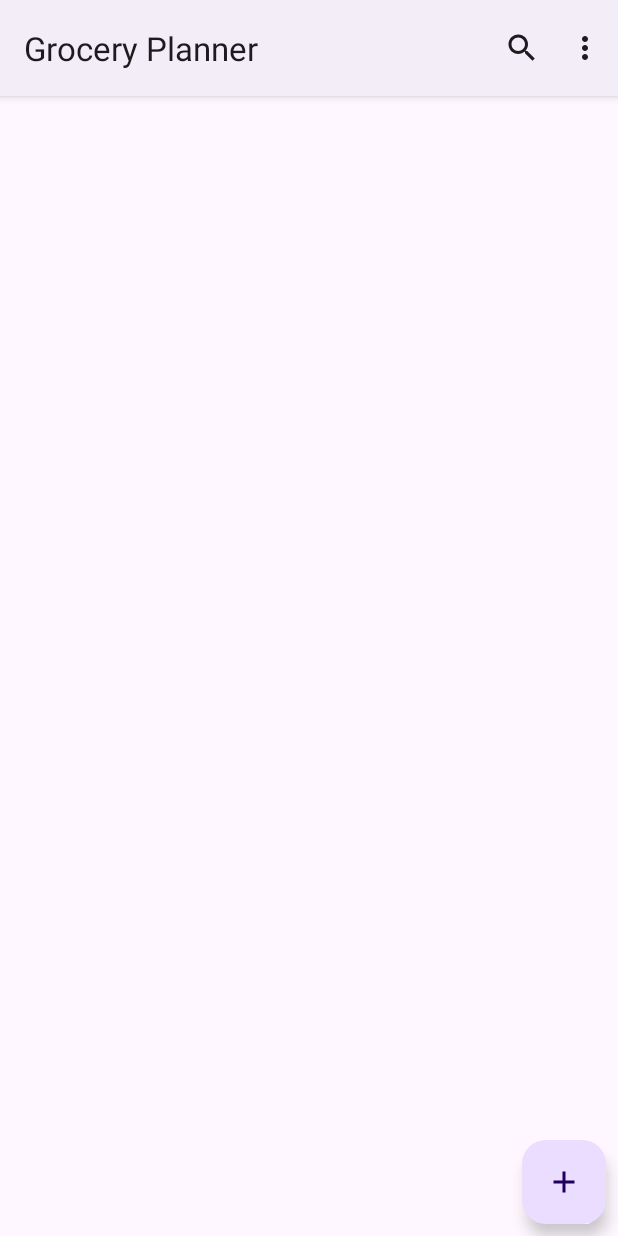
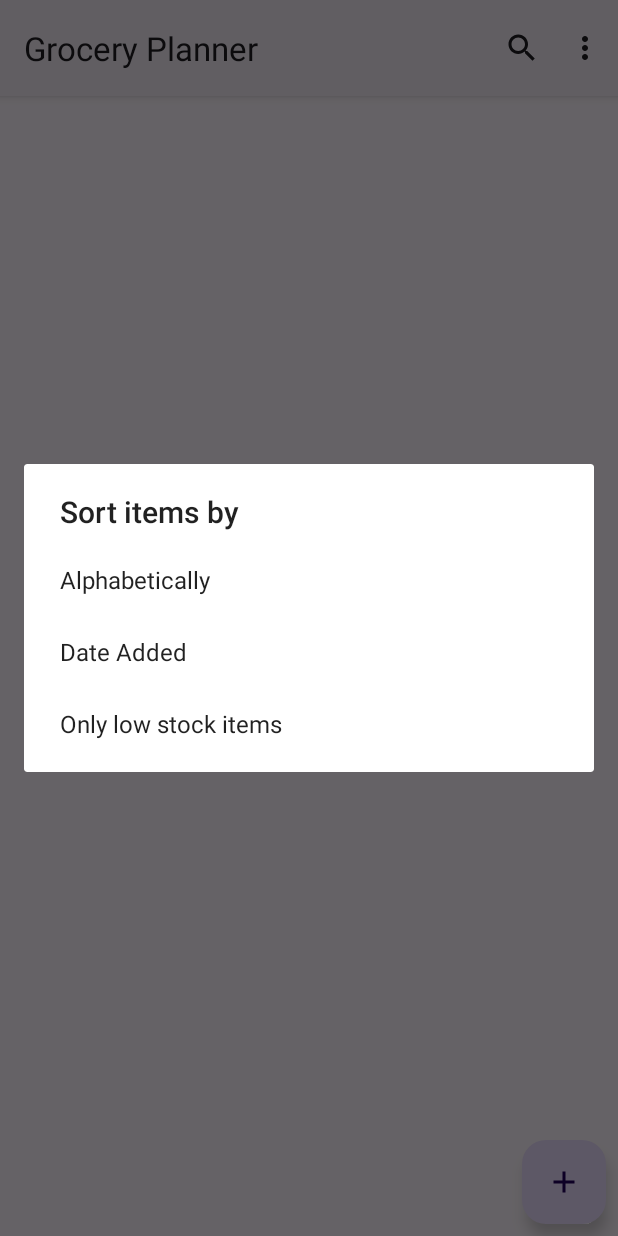
Before and after one commit to joshiashish191/Grocery_Planner, an Android app: the screen it shows after launch (MainActivity), in the options menu, after a tap on "Sort", on a phone screen of 412 x 824 dp. Run offline under Robolectric (Android 15) with nearby library versions, the phone set to English and light mode, and no system bars; our stand-ins replace Room's generated code, data binding.

Commit message:
All sort list features implementation

```diff
--- a/app/src/main/java/net/softglobe/groceryplanner/model/GroceryDao.kt
+++ b/app/src/main/java/net/softglobe/groceryplanner/model/GroceryDao.kt
@@ -35,4 +35,13 @@ interface GroceryDao {
 
     @Query("SELECT * FROM Grocery WHERE name LIKE '%' ||:query|| '%'")
     fun searchGroceryListByQuery(query: String) : LiveData<List<Grocery>>
+
+    @Query("SELECT * FROM Grocery ORDER BY name COLLATE NOCASE ASC")
+    fun getSortedGroceryListByName() : LiveData<List<Grocery>>
+
+    @Query("SELECT * FROM Grocery ORDER BY addedOn DESC")
+    fun getSortedGroceryListByDateAdded() : LiveData<List<Grocery>>
+
+    @Query("SELECT * FROM Grocery WHERE quantity <= lowStockValue")
+    fun getLowStockGroceryItems() : LiveData<List<Grocery>>
 }
--- a/app/src/main/java/net/softglobe/groceryplanner/view/GroceryListFragment.kt
+++ b/app/src/main/java/net/softglobe/groceryplanner/view/GroceryListFragment.kt
@@ -1,5 +1,6 @@
 package net.softglobe.groceryplanner.view
 
+import android.app.AlertDialog
 import android.os.Bundle
 import android.view.LayoutInflater
 import android.view.Menu
@@ -7,7 +8,6 @@ import android.view.MenuInflater
 import android.view.MenuItem
 import android.view.View
 import android.view.ViewGroup
-import android.widget.Toast
 import androidx.appcompat.widget.SearchView
 import androidx.core.view.MenuHost
 import androidx.core.view.MenuProvider
@@ -71,10 +71,30 @@ class GroceryListFragment : Fragment() {
             override fun onMenuItemSelected(menuItem: MenuItem): Boolean {
                 when (menuItem.itemId) {
                     R.id.sort -> {
-                        Toast.makeText(activity, "Clicked Sort!", Toast.LENGTH_SHORT).show()
-                    }
-                    R.id.search -> {
-
+                        val sortOptions = arrayOf("Alphabetically", "Date Added", "Only low stock items")
+                        AlertDialog.Builder(activity)
+                            .setTitle("Sort items by")
+                            .setItems(sortOptions) {dialog, position ->
+                                when (position) {
+                                    0 -> {
+                                        //sort items alphabetically by item name
+                                        viewModel.getSortedGroceryListByName().observe(viewLifecycleOwner) {
+                                            setRecyclerViewForGroceryList(it)
+                                        }
+                                    }
+                                    1 -> {
+                                        viewModel.getSortedGroceryListByDateAdded().observe(viewLifecycleOwner) {
+                                            setRecyclerViewForGroceryList(it)
+                                        }
+                                    }
+                                    2 -> {
+                                        viewModel.getLowStockGroceryItems().observe(viewLifecycleOwner) {
+                                            setRecyclerViewForGroceryList(it)
+                                        }
+                                    }
+                                }
+                            }
+                            .show()
                     }
                 }
                 return true
@@ -89,6 +109,10 @@ class GroceryListFragment : Fragment() {
             adapter = GroceryListAdapter(requireActivity(), viewModel)
             layoutManager = LinearLayoutManager(activity?.baseContext!!)
             (binding.rvGroceryList.adapter as GroceryListAdapter).submitList(it)
+            if (it?.isEmpty()!!)
+                binding.noItemsText.visibility = View.VISIBLE
+            else
+                binding.noItemsText.visibility = View.GONE
         }
     }
 }
--- a/app/src/main/res/layout/fragment_grocery_list.xml
+++ b/app/src/main/res/layout/fragment_grocery_list.xml
@@ -16,6 +16,19 @@
             app:layout_constraintTop_toTopOf="parent"
             android:layout_marginTop="8dp"/>
 
+        <TextView
+            android:id="@+id/no_items_text"
+            android:layout_width="wrap_content"
+            android:layout_height="wrap_content"
+            android:text="No item to display"
+            app:layout_constraintTop_toTopOf="parent"
+            app:layout_constraintBottom_toBottomOf="parent"
+            app:layout_constraintStart_toStartOf="parent"
+            app:layout_constraintEnd_toEndOf="parent"
+            style="@style/grocery_item_subtitle"
+            android:visibility="gone"
+            tools:visibility="visible"/>
+
         <com.google.android.material.floatingactionbutton.FloatingActionButton
             android:id="@+id/btn_add_record"
             android:layout_width="wrap_content"
```
Also changed, not shown: app/src/main/java/net/softglobe/groceryplanner/model/Repository.kt (+12 -0 lines), app/src/main/java/net/softglobe/groceryplanner/viewmodel/MainViewModel.kt (+12 -0 lines).
